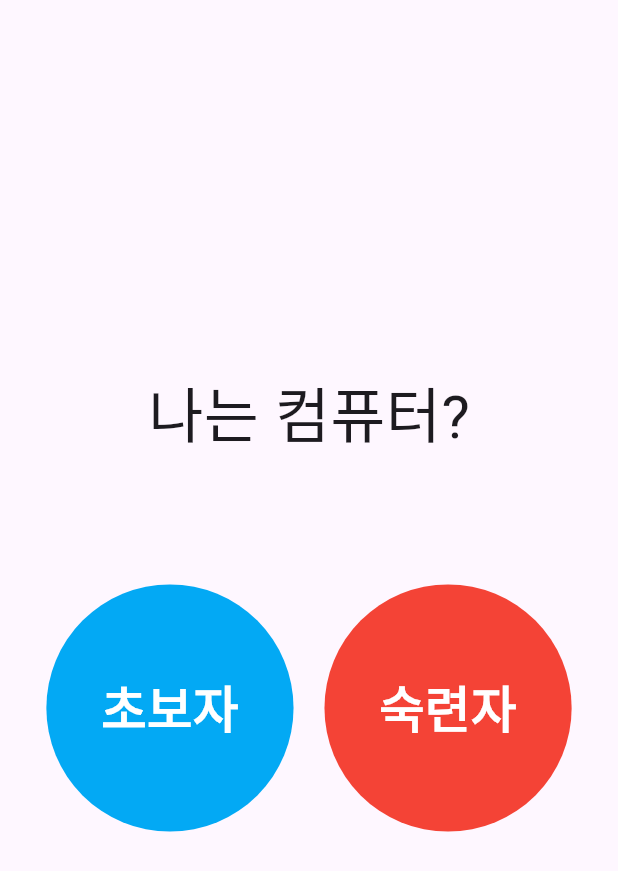
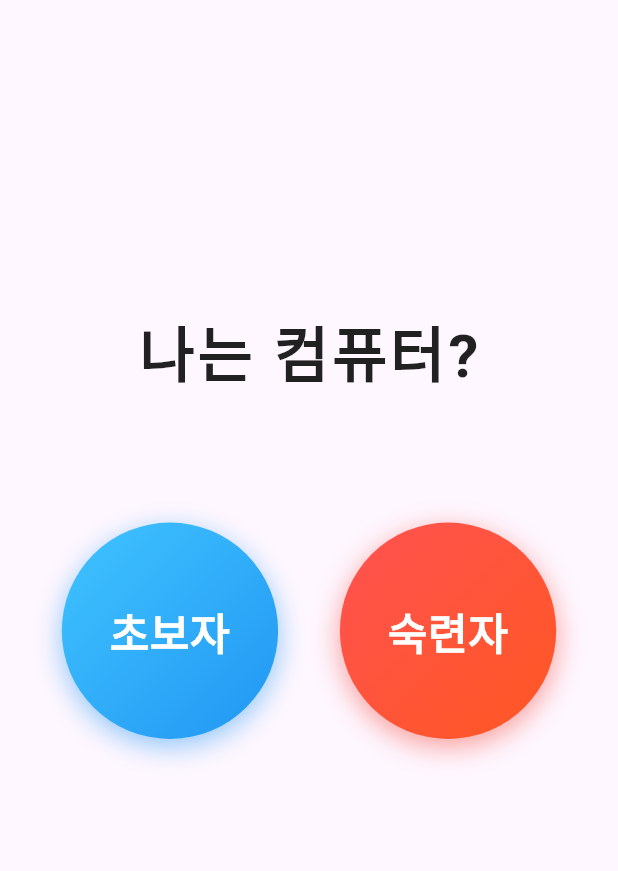
Before and after one commit to kjune922/Computer-Helper, a Flutter app: the screen it shows after launch, on a phone screen of 412 x 824 dp. Shown: the top 871 px of the screen. Run offline on Flutter 3.47's test engine with Material 3 defaults, Android fonts, the phone set to English and light mode, and no system bars; our stand-ins replace carousel_slider; project files that could hold a hidden picture were left out.

```diff
--- a/lib/pages/select.dart
+++ b/lib/pages/select.dart
@@ -14,25 +14,29 @@
     final screenWidth = MediaQuery.of(context).size.width;
     final screenHeight = MediaQuery.of(context).size.height;
 
-    final buttonSize = screenWidth * 0.4;
+    final buttonSize = screenWidth * 0.35;
 
     return Scaffold(
       body: Center(
         child: Column(
           children: [
-            SizedBox(height: screenHeight * 0.3,),
+            SizedBox(height: screenHeight * 0.25),
             Text(
               "나는 컴퓨터?",
               style: TextStyle(
                 fontSize: 40,
+                fontWeight: FontWeight.bold,
+                color: Colors.black87,
+                letterSpacing: 2.0, // 글자 간격 추가
               ),
             ),
-            SizedBox(height: screenHeight * 0.1,),
+            SizedBox(height: screenHeight * 0.1),
             Row(
               mainAxisAlignment: MainAxisAlignment.center,
               children: [
                 GestureDetector(
-                  onTap: () {//초보자 버튼
+                  onTap: () {
+                    // 초보자 버튼
                     isBeginner = true;
                     ScaffoldMessenger.of(context).clearSnackBars();
                     ScaffoldMessenger.of(context).showSnackBar(
@@ -40,10 +44,12 @@
                         content: Text(
                           '초보자를 선택하셨습니다',
                           style: TextStyle(
-                            fontSize: 25,
+                            fontSize: 18,
+                            color: Colors.white,
                           ),
                         ),
-                        duration: Duration(seconds: 2), // 알림 지속 시간
+                        backgroundColor: Colors.lightBlue,
+                        duration: Duration(seconds: 2),
                       ),
                     );
                     Navigator.pop(context);
@@ -52,8 +58,19 @@
                     width: buttonSize,
                     height: buttonSize,
                     decoration: BoxDecoration(
-                      color: Colors.lightBlue,
+                      gradient: LinearGradient(
+                        colors: [Colors.lightBlueAccent, Colors.blue],
+                        begin: Alignment.topLeft,
+                        end: Alignment.bottomRight,
+                      ),
                       shape: BoxShape.circle,
+                      boxShadow: [
+                        BoxShadow(
+                          color: Colors.blue.withOpacity(0.5),
+                          blurRadius: 15,
+                          offset: Offset(0, 5),
+                        ),
+                      ],
                     ),
                     child: Center(
                       child: Text(
@@ -61,16 +78,17 @@
                         style: TextStyle(
                           color: Colors.white,
                           fontWeight: FontWeight.bold,
-                          fontSize: buttonSize * 0.2, // 버튼 크기에 비례한 글꼴 크기
+                          fontSize: buttonSize * 0.2,
                         ),
                         textAlign: TextAlign.center,
                       ),
                     ),
                   ),
                 ),
-                SizedBox(width: screenWidth * 0.05), // 버튼 간격 (화면 너비의 5%)
+                SizedBox(width: screenWidth * 0.1), // 버튼 간격
                 GestureDetector(
-                  onTap: () {//숙련자 버튼
+                  onTap: () {
+                    // 숙련자 버튼
                     isBeginner = false;
                     ScaffoldMessenger.of(context).clearSnackBars();
                     ScaffoldMessenger.of(context).showSnackBar(
@@ -78,10 +96,12 @@
                         content: Text(
                           '숙련자를 선택하셨습니다',
                           style: TextStyle(
-                              fontSize: 25,
+                            fontSize: 18,
+                            color: Colors.white,
                           ),
                         ),
-                        duration: Duration(seconds: 2), // 알림 지속 시간
+                        backgroundColor: Colors.redAccent,
+                        duration: Duration(seconds: 2),
                       ),
                     );
                     Navigator.pop(context);
@@ -90,8 +110,19 @@
                     width: buttonSize,
                     height: buttonSize,
                     decoration: BoxDecoration(
-                      color: Colors.red,
+                      gradient: LinearGradient(
+                        colors: [Colors.redAccent, Colors.deepOrange],
+                        begin: Alignment.topLeft,
+                        end: Alignment.bottomRight,
+                      ),
                       shape: BoxShape.circle,
+                      boxShadow: [
+                        BoxShadow(
+                          color: Colors.red.withOpacity(0.5),
+                          blurRadius: 15,
+                          offset: Offset(0, 5),
+                        ),
+                      ],
                     ),
                     child: Center(
                       child: Text(
@@ -99,7 +130,7 @@
                         style: TextStyle(
                           color: Colors.white,
                           fontWeight: FontWeight.bold,
-                          fontSize: buttonSize * 0.2, // 버튼 크기에 비례한 글꼴 크기
+                          fontSize: buttonSize * 0.2,
                         ),
                         textAlign: TextAlign.center,
                       ),
```
Also changed, not shown: lib/Network.dart (+29 -16 lines), lib/pages/login_page.dart (+7 -5 lines), lib/pages/reset_password_page.dart (+6 -6 lines), lib/pages/signup_page.dart (+15 -14 lines), 1 other file. Lines whose indentation alone changed are shown as unchanged.
